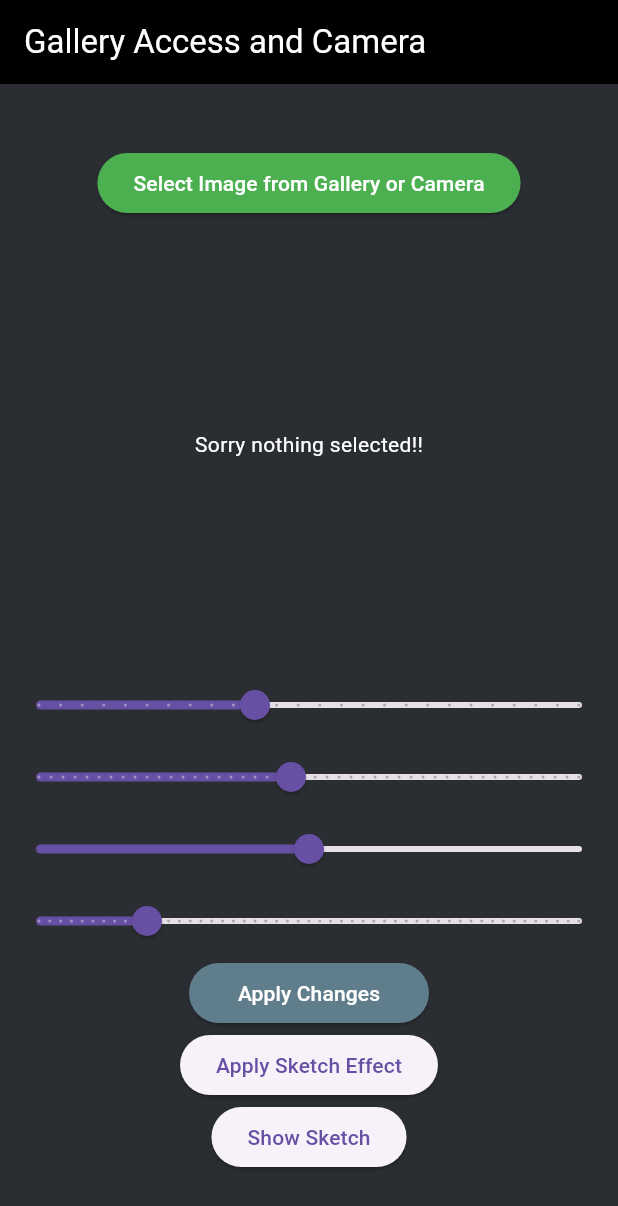
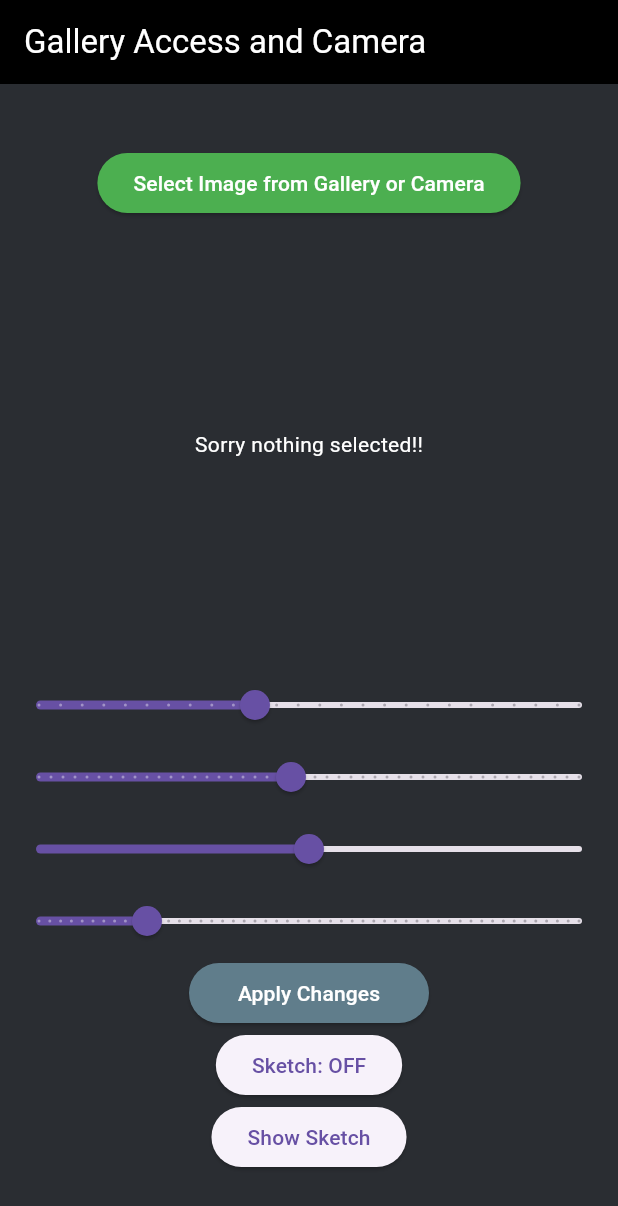
Before and after one commit to lioytoo/skeche, a Flutter app: the screen it shows after launch, on a phone screen of 412 x 824 dp. Shown: the top 1206 px of the screen. Run offline on Flutter 3.47's test engine with Material 3 defaults, Android fonts, the phone set to English and light mode, and no system bars; our stand-ins replace image_picker; missing offline and left inert: opencv_dart.

Commit message:
some more changes

```diff
--- a/lib/main.dart
+++ b/lib/main.dart
@@ -225,7 +225,7 @@ class _GalleryAccessState extends State<GalleryAccess> {
                           ),
                   ),
 
-                  // Detail scroll bar - no logic yet
+                  // Detail scroll bar
                   Slider(
                     value: _blurValue,    // current slider posotion (must be double)
                     min: 1,
@@ -280,23 +280,22 @@ class _GalleryAccessState extends State<GalleryAccess> {
                     style: ElevatedButton.styleFrom(
                       backgroundColor: Colors.blueGrey,
                       foregroundColor: Colors.white,
-                      minimumSize: const Size(160, 40),
+                      minimumSize: const Size(160, 40), // width: 160, height: 40
                     ),
                     child: const Text("Apply Changes"),
-                    onPressed: () async {
+                    onPressed: _isProcessing ? null : () async {
                       await applyAdjustments();
                     },
                   ),
 
-                  // Apply the sketch effect
+                  // Apply the sketch effect (toggle only: user must press Apply Changes)
                   ElevatedButton(
                     onPressed:() {
                       setState(() {
                         sketchEffect = !sketchEffect;
                       });
                     },
-
-                    child: const Text("Apply Sketch Effect"),
+                    child: Text(sketchEffect ? "Sketch: ON" : "Sketch: OFF"),
                   ),
 
                   // This button switches between the original image and the image that has the sketch effect applied
```
